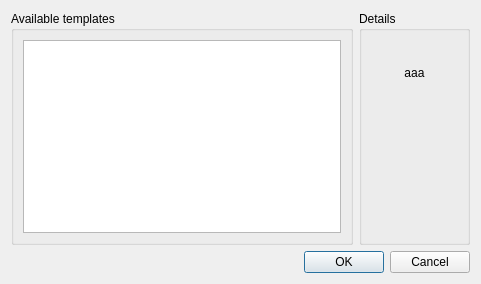
Old version of the form src/gui/formnewproject.ui in the repository BuildmLearn/BuildmLearn-Toolkit.
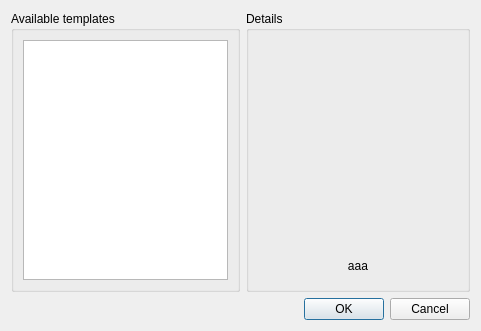
New version of the form.

```diff
--- a/src/gui/formnewproject.ui
+++ b/src/gui/formnewproject.ui
@@ -7,7 +7,7 @@
     <x>0</x>
     <y>0</y>
     <width>481</width>
-    <height>284</height>
+    <height>331</height>
    </rect>
   </property>
   <property name="windowTitle">
@@ -41,21 +41,36 @@
      <property name="title">
       <string>Details</string>
      </property>
-     <layout class="QGridLayout" name="gridLayout">
-      <item row="2" column="0" colspan="2">
-       <spacer name="verticalSpacer">
-        <property name="orientation">
-         <enum>Qt::Vertical</enum>
+     <layout class="QVBoxLayout" name="verticalLayout">
+      <item>
+       <widget class="QLabel" name="m_lblThumbnail">
+        <property name="sizePolicy">
+         <sizepolicy hsizetype="Fixed" vsizetype="Fixed">
+          <horstretch>0</horstretch>
+          <verstretch>0</verstretch>
+         </sizepolicy>
         </property>
-        <property name="sizeHint" stdset="0">
+        <property name="minimumSize">
          <size>
-          <width>20</width>
-          <height>10</height>
+          <width>200</width>
+          <height>213</height>
          </size>
         </property>
-       </spacer>
+        <property name="maximumSize">
+         <size>
+          <width>200</width>
+          <height>213</height>
+         </size>
+        </property>
+        <property name="text">
+         <string/>
+        </property>
+        <property name="alignment">
+         <set>Qt::AlignCenter</set>
+        </property>
+       </widget>
       </item>
-      <item row="1" column="0" colspan="2">
+      <item>
        <widget class="QLabel" name="m_lblDescription">
         <property name="text">
          <string>aaa</string>
@@ -68,45 +83,18 @@
         </property>
        </widget>
       </item>
-      <item row="0" column="0" colspan="2">
-       <layout class="QHBoxLayout" name="horizontalLayout">
         <item>
-         <spacer name="horizontalSpacer">
+       <spacer name="verticalSpacer">
           <property name="orientation">
-           <enum>Qt::Horizontal</enum>
+         <enum>Qt::Vertical</enum>
           </property>
           <property name="sizeHint" stdset="0">
            <size>
-            <width>40</width>
-            <height>20</height>
+          <width>20</width>
+          <height>10</height>
            </size>
           </property>
          </spacer>
-        </item>
-        <item>
-         <widget class="QLabel" name="m_lblThumbnail">
-          <property name="text">
-           <string/>
-          </property>
-          <property name="alignment">
-           <set>Qt::AlignCenter</set>
-          </property>
-         </widget>
-        </item>
-        <item>
-         <spacer name="horizontalSpacer_2">
-          <property name="orientation">
-           <enum>Qt::Horizontal</enum>
-          </property>
-          <property name="sizeHint" stdset="0">
-           <size>
-            <width>40</width>
-            <height>20</height>
-           </size>
-          </property>
-         </spacer>
-        </item>
-       </layout>
       </item>
      </layout>
     </widget>
```
Lines whose indentation alone changed are shown as unchanged.
